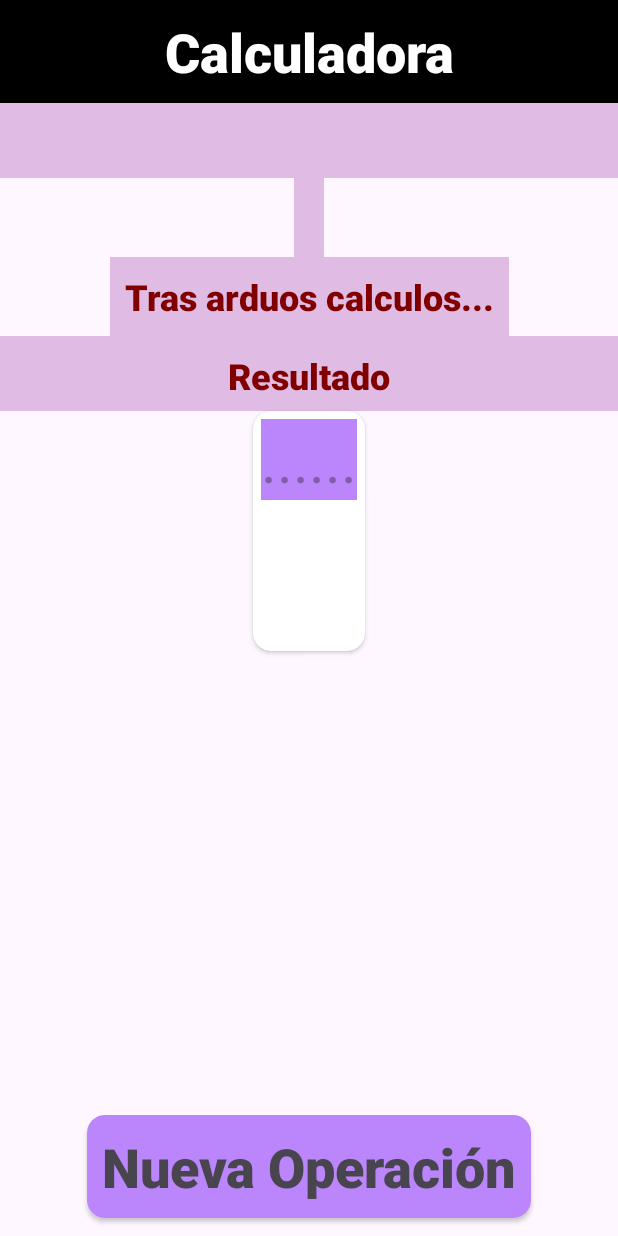
After one commit to SEH0UL/EjercicioPrueba, an Android app: the layout activity_calculadora_result.xml on its own in the app's theme, with its tools: preview values and no code run, on a phone screen of 412 x 824 dp. The commit adds this screen. Run offline under Robolectric (Android 15) with nearby library versions, the phone set to English and light mode, and no system bars.

Commit message:
Falta cambiar nombres

```diff
--- a/app/src/main/AndroidManifest.xml
+++ b/app/src/main/AndroidManifest.xml
@@ -12,6 +12,9 @@
         android:supportsRtl="true"
         android:theme="@style/Theme.EjercicioPrueba"
         tools:targetApi="31">
+        <activity
+            android:name=".CalculadoraExam.Calculadora_result"
+            android:exported="false" />
         <activity
             android:name=".CalculadoraExam.CalculadoraMain"
             android:exported="false" />
--- /dev/null
+++ b/app/src/main/res/layout/activity_calculadora_result.xml
@@ -0,0 +1,117 @@
+<?xml version="1.0" encoding="utf-8"?>
+<androidx.constraintlayout.widget.ConstraintLayout xmlns:android="http://schemas.android.com/apk/res/android"
+    xmlns:app="http://schemas.android.com/apk/res-auto"
+    xmlns:tools="http://schemas.android.com/tools"
+    android:id="@+id/main"
+    android:layout_width="match_parent"
+    android:layout_height="match_parent"
+    tools:context=".CalculadoraExam.Calculadora_result">
+
+
+    <TextView
+        android:id="@+id/tvTitle"
+        android:layout_width="match_parent"
+        android:layout_height="wrap_content"
+        android:padding="10dp"
+        android:background="@color/black"
+        android:textColor="@color/white"
+        android:gravity="center"
+        android:fontFamily="sans-serif-black"
+        android:textSize="36sp"
+        android:text="@string/Calculadora"
+        app:layout_constraintStart_toStartOf="parent"
+        app:layout_constraintEnd_toEndOf="parent"
+        app:layout_constraintTop_toTopOf="parent"/>
+
+    <TextView
+        android:id="@+id/tvTipoOperacion"
+        android:layout_width="match_parent"
+        android:layout_height="50dp"
+        android:text=""
+        style="@style/TextViewEtiqueta"
+        app:layout_constraintTop_toBottomOf="@+id/tvTitle"
+        app:layout_constraintStart_toStartOf="parent"
+        app:layout_constraintEnd_toEndOf="parent"/>
+
+    <TextView
+        android:id="@+id/tvOperacion"
+        android:layout_width="wrap_content"
+        android:layout_height="wrap_content"
+        android:text=""
+        style="@style/TextViewEtiqueta"
+        app:layout_constraintStart_toStartOf="parent"
+        app:layout_constraintEnd_toEndOf="parent"
+        app:layout_constraintTop_toBottomOf="@id/tvTipoOperacion"/>
+
+    <TextView
+        android:id="@+id/tvcalculos"
+        android:layout_width="wrap_content"
+        android:layout_height="wrap_content"
+        android:text="Tras arduos calculos..."
+        style="@style/TextViewEtiqueta"
+        app:layout_constraintStart_toStartOf="parent"
+        app:layout_constraintEnd_toEndOf="parent"
+        app:layout_constraintTop_toBottomOf="@id/tvOperacion"/>
+
+
+
+    <!-- Segundo número -->
+    <TextView
+        android:id="@+id/tvResultado"
+        android:layout_width="match_parent"
+        android:layout_height="50dp"
+        style="@style/TextViewEtiqueta"
+        android:text="Resultado"
+        app:layout_constraintTop_toBottomOf="@id/tvcalculos"
+        app:layout_constraintStart_toStartOf="parent"
+        app:layout_constraintEnd_toEndOf="parent" />
+
+    <!-- CardView para el segundo número -->
+    <androidx.cardview.widget.CardView
+        android:id="@+id/cvResultado"
+        android:layout_width="wrap_content"
+        android:layout_height="160dp"
+        app:cardCornerRadius="12dp"
+        app:background="@color/purple_200"
+        app:layout_constraintStart_toStartOf="parent"
+        app:layout_constraintEnd_toEndOf="parent"
+        app:layout_constraintTop_toBottomOf="@id/tvResultado">
+
+        <TextView
+            android:id="@+id/ET_segunNum"
+            android:layout_width="wrap_content"
+            android:layout_height="wrap_content"
+            android:inputType="number"
+            android:background="@color/purple_200"
+            android:hint="@string/space"
+            android:textSize="40sp"
+            android:gravity="center"
+            android:layout_margin="5dp" />
+    </androidx.cardview.widget.CardView>
+
+
+
+    <androidx.cardview.widget.CardView
+        android:id="@+id/cvnuevaOperacion"
+        android:layout_width="wrap_content"
+        android:layout_height="wrap_content"
+        android:layout_margin="12dp"
+        app:layout_constraintBottom_toBottomOf="parent"
+        app:layout_constraintStart_toStartOf="parent"
+        app:layout_constraintEnd_toEndOf="parent"
+        app:cardCornerRadius="12dp">
+
+        <TextView
+            android:id="@+id/tvResultFINAL"
+            android:layout_width="wrap_content"
+            android:layout_height="wrap_content"
+            android:padding="10dp"
+            android:text="@string/NuevaOperacion"
+            android:textSize="36sp"
+            android:background="@color/purple_200"
+            android:fontFamily="sans-serif-black"
+            />
+
+
+    </androidx.cardview.widget.CardView>
+</androidx.constraintlayout.widget.ConstraintLayout>
--- a/app/src/main/res/values/themes.xml
+++ b/app/src/main/res/values/themes.xml
@@ -21,13 +21,13 @@
     </style>
 
 
-    <style name="Theme.TextViewEtiqueta" parent="Theme.MaterialComponents.DayNight.NoActionBar">
+    <style name="TextViewEtiqueta" parent="Theme.MaterialComponents.DayNight.NoActionBar">
             <item name="android:layout_width">match_parent</item>
             <item name="android:layout_height">50dp</item>
             <item name="android:fontFamily">sans-serif-black</item>
             <item name="android:textSize">24sp</item>
-            <item name="android:background">@color/purple_200</item>
-            <item name="android:textColor">@color/red</item>
+            <item name="android:background">#E0BBE4</item>
+            <item name="android:textColor">#800000</item>
             <item name="android:gravity">center</item>
             <item name="android:padding">10dp</item>
     </style>
```
Also changed, not shown: app/src/main/java/com/sehoul/ejercicioprueba/CalculadoraExam/CalculadoraMain.kt (+41 -8 lines), app/src/main/java/com/sehoul/ejercicioprueba/CalculadoraExam/Calculadora_result.kt (added, +59 -0 lines), app/src/main/res/layout/activity_calculadora_main.xml (+124 -7 lines), app/src/main/res/values/strings.xml (+10 -0 lines).
